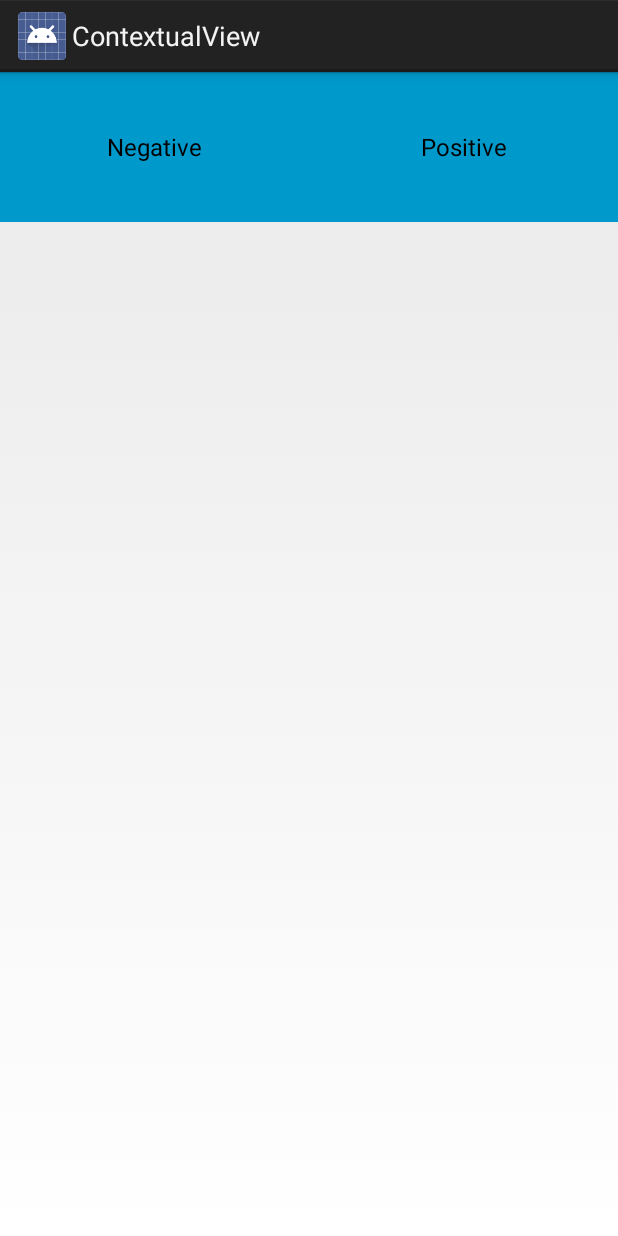
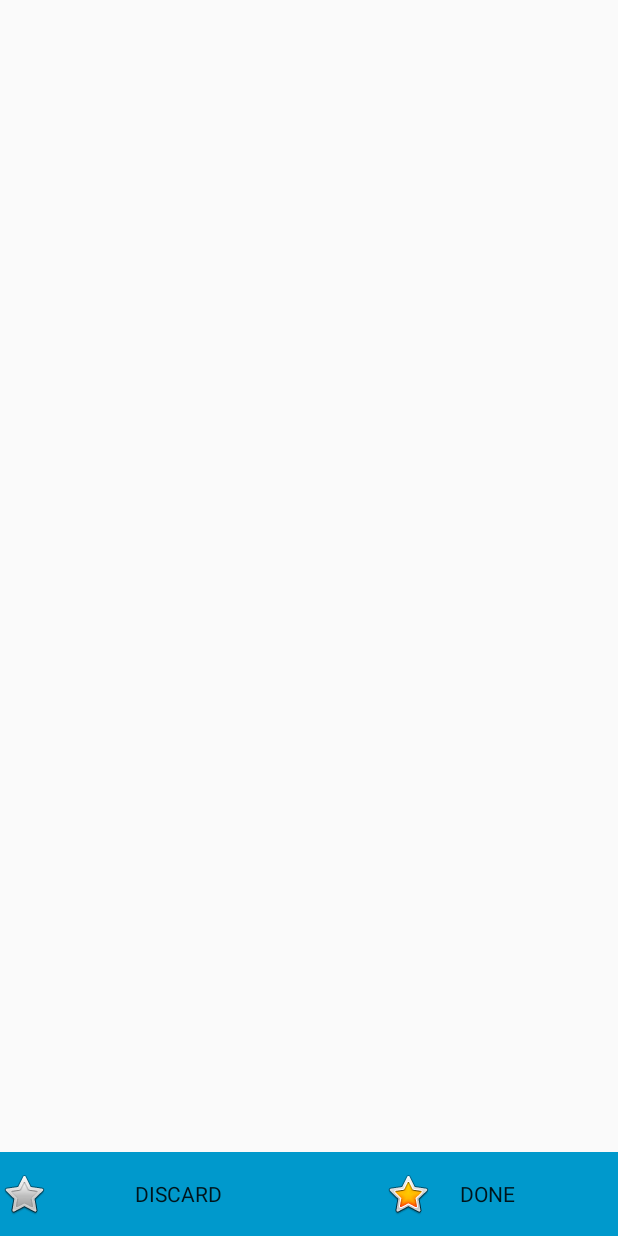
Before and after one commit to emreaktrk/ContextualView, an Android app: the screen it shows after launch (TestActivity), on a phone screen of 412 x 824 dp. Run offline under Robolectric (Android 15) with nearby library versions, the phone set to English and light mode, and no system bars.

Commit message:
Attribute customization added.

```diff
--- a/app/src/main/java/akturk/contextualview/activity/TestActivity.java
+++ b/app/src/main/java/akturk/contextualview/activity/TestActivity.java
@@ -18,6 +18,8 @@ public class TestActivity extends Activity implements ContextualButtonClickListe
 
         ContextualView mContextualView = (ContextualView) findViewById(R.id.activity_test_contextualview);
         mContextualView.setOnContextualButtonClickListener(this);
+        mContextualView.setPositiveButtonIconResource(android.R.drawable.btn_star_big_on);
+        mContextualView.setNegativeButtonIconResource(android.R.drawable.btn_star_big_off);
     }
 
     @Override
--- a/app/src/main/java/akturk/contextualview/view/ContextualView.java
+++ b/app/src/main/java/akturk/contextualview/view/ContextualView.java
@@ -2,6 +2,10 @@ package akturk.contextualview.view;
 
 import android.content.Context;
 import android.content.res.TypedArray;
+import android.graphics.drawable.Drawable;
+import android.support.annotation.DrawableRes;
+import android.support.annotation.Nullable;
+import android.text.TextUtils;
 import android.util.AttributeSet;
 import android.view.View;
 import android.widget.Button;
@@ -14,7 +18,6 @@ public class ContextualView extends LinearLayout implements View.OnClickListener
 
     private Button mButtonPositive;
     private Button mButtonNegative;
-
     private ContextualButtonClickListener mListener;
 
     public ContextualView(Context context, AttributeSet attrs) {
@@ -49,17 +52,21 @@ public class ContextualView extends LinearLayout implements View.OnClickListener
         TypedArray mTypedArray = getContext().getTheme().obtainStyledAttributes(attributeSet, R.styleable.ContextualView, 0, 0);
 
         try {
-            String mStringNegative = mTypedArray.getString(R.styleable.ContextualView_text_negative);
-            mButtonNegative.setText(mStringNegative);
+            CharSequence mTextNegative = mTypedArray.getText(R.styleable.ContextualView_text_negative);
+            setNegativeButtonText(mTextNegative);
 
-            String mStringPositive = mTypedArray.getString(R.styleable.ContextualView_text_positive);
-            mButtonPositive.setText(mStringPositive);
+            CharSequence mTextPositive = mTypedArray.getText(R.styleable.ContextualView_text_positive);
+            setPositiveButtonText(mTextPositive);
+
+            int mNegativeIconPadding = ((int) mTypedArray.getDimension(R.styleable.ContextualView_padding_icon_negative, 0));
+            mButtonNegative.setPadding(mNegativeIconPadding, 0, 0, 0);
+
+            int mPositivePadding = ((int) mTypedArray.getDimension(R.styleable.ContextualView_padding_icon_negative, 0));
+            mButtonNegative.setPadding(mPositivePadding, 0, 0, 0);
         } finally {
             mTypedArray.recycle();
         }
-
     }
-
 
     @Override
     public void onClick(View view) {
@@ -76,8 +83,39 @@ public class ContextualView extends LinearLayout implements View.OnClickListener
         }
     }
 
+    public void setOnContextualButtonClickListener(ContextualButtonClickListener callback) {
+        mListener = callback;
+    }
 
-    public void setOnContextualButtonClickListener(ContextualButtonClickListener mListener) {
-        this.mListener = mListener;
+    public void setNegativeButtonText(CharSequence text) {
+        if (TextUtils.isEmpty(text))
+            return;
+
+        mButtonNegative.setText(text);
+    }
+
+    public void setPositiveButtonText(CharSequence text) {
+        if (TextUtils.isEmpty(text))
+            return;
+
+        mButtonPositive.setText(text);
+    }
+
+    public void setNegativeButtonIcon(@Nullable Drawable icon) {
+        mButtonNegative.setCompoundDrawablesWithIntrinsicBounds(icon, null, null, null);
+    }
+
+    public void setPositiveButtonIcon(@Nullable Drawable icon) {
+        mButtonPositive.setCompoundDrawablesWithIntrinsicBounds(icon, null, null, null);
+    }
+
+    public void setNegativeButtonIconResource(@DrawableRes int id) {
+        Drawable mDrawable = getResources().getDrawable(id);
+        mButtonNegative.setCompoundDrawablesWithIntrinsicBounds(mDrawable, null, null, null);
+    }
+
+    public void setPositiveButtonIconResource(@DrawableRes int id) {
+        Drawable mDrawable = getResources().getDrawable(id);
+        mButtonPositive.setCompoundDrawablesWithIntrinsicBounds(mDrawable, null, null, null);
     }
 }
--- a/app/src/main/res/layout/cell_contextual.xml
+++ b/app/src/main/res/layout/cell_contextual.xml
@@ -2,7 +2,6 @@
     xmlns:android="http://schemas.android.com/apk/res/android"
     android:layout_width="match_parent"
     android:layout_height="match_parent">
-
 
     <Button
         android:id="@+id/contextualview_button_negative"
@@ -10,6 +9,8 @@
         android:layout_height="match_parent"
         android:layout_weight="1"
         android:text="@string/text_button_negative"
+        android:paddingRight="40dp"
+        android:paddingLeft="40dp"
         style="@style/Widget.AppCompat.ActionButton"/>
 
     <Button
@@ -18,7 +19,8 @@
         android:layout_height="match_parent"
         android:layout_weight="1"
         android:text="@string/text_button_positive"
-
+        android:paddingRight="50dp"
+        android:paddingLeft="50dp"
         style="@style/Widget.AppCompat.ActionButton"/>
 
 </merge>
--- a/app/src/main/res/layout/layout_test.xml
+++ b/app/src/main/res/layout/layout_test.xml
@@ -1,8 +1,8 @@
-<LinearLayout
+<FrameLayout
     xmlns:android="http://schemas.android.com/apk/res/android"
     xmlns:tools="http://schemas.android.com/tools"
     android:layout_width="match_parent"
-    android:layout_height="100dp"
+    android:layout_height="match_parent"
     android:orientation="vertical"
     tools:context=".TestActivity">
 
@@ -10,9 +10,8 @@
         xmlns:cv="http://schemas.android.com/apk/res-auto"
         android:id="@+id/activity_test_contextualview"
         android:layout_width="match_parent"
-        android:layout_height="100dp"
+        android:layout_height="?actionBarSize"
         android:background="@android:color/holo_blue_dark"
-        cv:text_negative="Negative"
-        cv:text_positive="Positive"/>
+        android:layout_gravity="bottom"/>
 
-</LinearLayout>
+</FrameLayout>
--- a/app/src/main/res/values/attrs.xml
+++ b/app/src/main/res/values/attrs.xml
@@ -3,6 +3,10 @@
     <declare-styleable name="ContextualView">
         <attr name="text_positive" format="string"/>
         <attr name="text_negative" format="string"/>
+        <attr name="icon_positive" format="reference"/>
+        <attr name="icon_negative" format="reference"/>
+        <attr name="padding_icon_positive" format="dimension"/>
+        <attr name="padding_icon_negative" format="dimension"/>
     </declare-styleable>
 
 </resources>
--- a/app/src/main/res/values/strings.xml
+++ b/app/src/main/res/values/strings.xml
@@ -1,7 +1,7 @@
 <resources>
 
     <string name="app_name">ContextualView</string>
-    <string name="text_button_negative">Cancel</string>
-    <string name="text_button_positive">OK</string>
+    <string name="text_button_negative">DISCARD</string>
+    <string name="text_button_positive">DONE</string>
 
 </resources>
--- a/app/src/main/res/values/styles.xml
+++ b/app/src/main/res/values/styles.xml
@@ -1,8 +1,12 @@
 <resources>
 
     <!-- Base application theme. -->
-    <style name="AppTheme" parent="android:Theme.Holo.Light.DarkActionBar">
+    <style name="AppTheme" parent="Theme.AppCompat.Light">
         <!-- Customize your theme here. -->
+        <item name="color">@android:color/holo_blue_dark</item>
+        <item name="colorAccent">@android:color/holo_blue_dark</item>
+        <item name="colorPrimary">@android:color/holo_blue_dark</item>
+        <item name="colorPrimaryDark">@android:color/holo_blue_light</item>
     </style>
 
 </resources>
```
